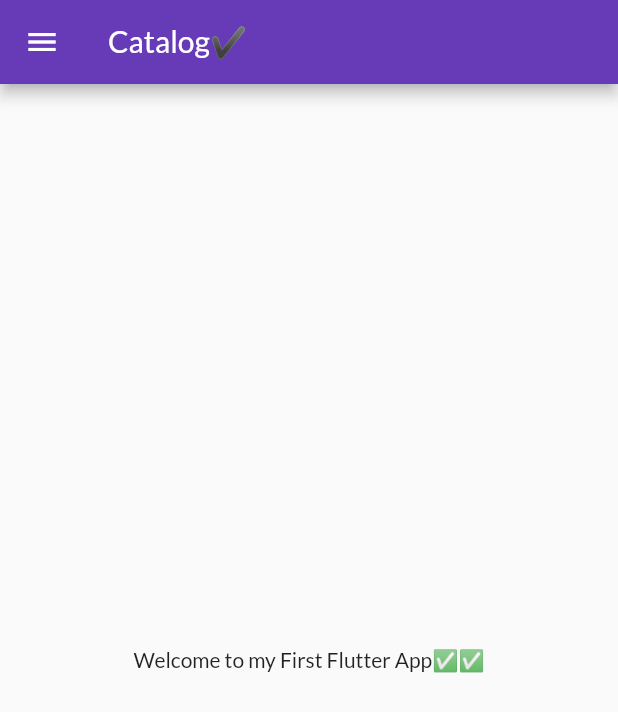
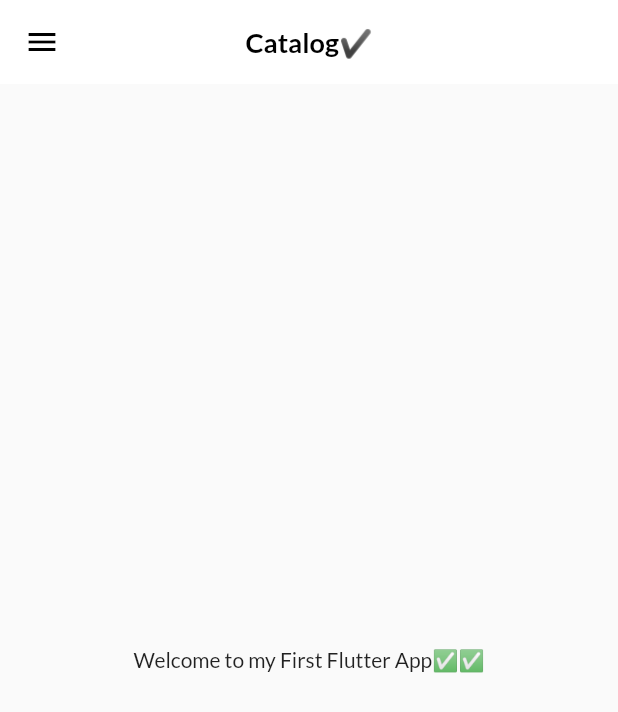
Before and after one commit to sandy088/flutter_catalog, a Flutter app: the screen it shows after launch, on a phone screen of 412 x 824 dp. Shown: the top 712 px of the screen. Run offline on Flutter 3.47's test engine with Material 2 defaults, Android fonts, the phone set to English and light mode, and no system bars; our stand-ins replace google_fonts.

Commit message:
themesExtracted

```diff
--- a/lib/main.dart
+++ b/lib/main.dart
@@ -2,6 +2,7 @@ import 'package:flutter/material.dart';
 import 'package:flutter_catalog/home_page.dart';
 import 'package:flutter_catalog/login_page.dart';
 import 'package:flutter_catalog/utils/myRoutes.dart';
+import 'package:flutter_catalog/widgets/themes.dart';
 import 'package:google_fonts/google_fonts.dart';
 
 
@@ -20,14 +21,8 @@ class MyApp extends StatelessWidget {
       // home: Homepage(),
       themeMode:ThemeMode.light,
 
-      theme: ThemeData(
-        primarySwatch: Colors.deepPurple,
-        fontFamily: GoogleFonts.lato().fontFamily,
-      ),
-
-      darkTheme: ThemeData(
-        brightness: Brightness.dark,
-      ) ,
+      theme: themes.lightTheme(context),
+      darkTheme: themes.DarkTheme(context),
       debugShowCheckedModeBanner: false,
       routes: {
         myRoutes.loginRoute: (context) => Homepage(),
--- /dev/null
+++ b/lib/widgets/themes.dart
@@ -0,0 +1,21 @@
+import 'package:flutter/material.dart';
+import 'package:google_fonts/google_fonts.dart';
+
+class themes{
+
+  static ThemeData lightTheme(BuildContext context)=> ThemeData(
+        primarySwatch: Colors.deepPurple,
+        fontFamily: GoogleFonts.lato().fontFamily,
+        appBarTheme: AppBarTheme(
+           color: Colors.white,
+           centerTitle: true,
+           elevation: 0.0,
+           iconTheme: IconThemeData(color: Colors.black),
+           titleTextStyle: TextStyle(color: Colors.black, fontSize: 18, fontWeight: FontWeight.bold, fontFamily: GoogleFonts.lato().fontFamily),
+        )
+      );
+
+      static ThemeData DarkTheme(BuildContext context)=> ThemeData(
+        brightness: Brightness.dark,
+      );
+}
```
